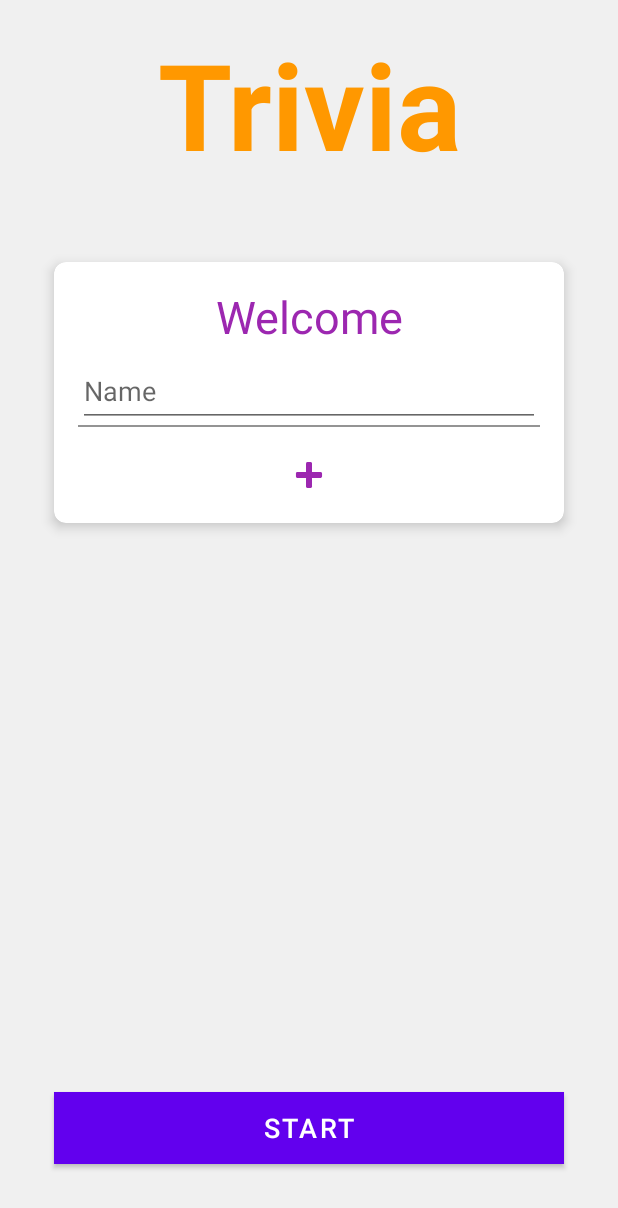
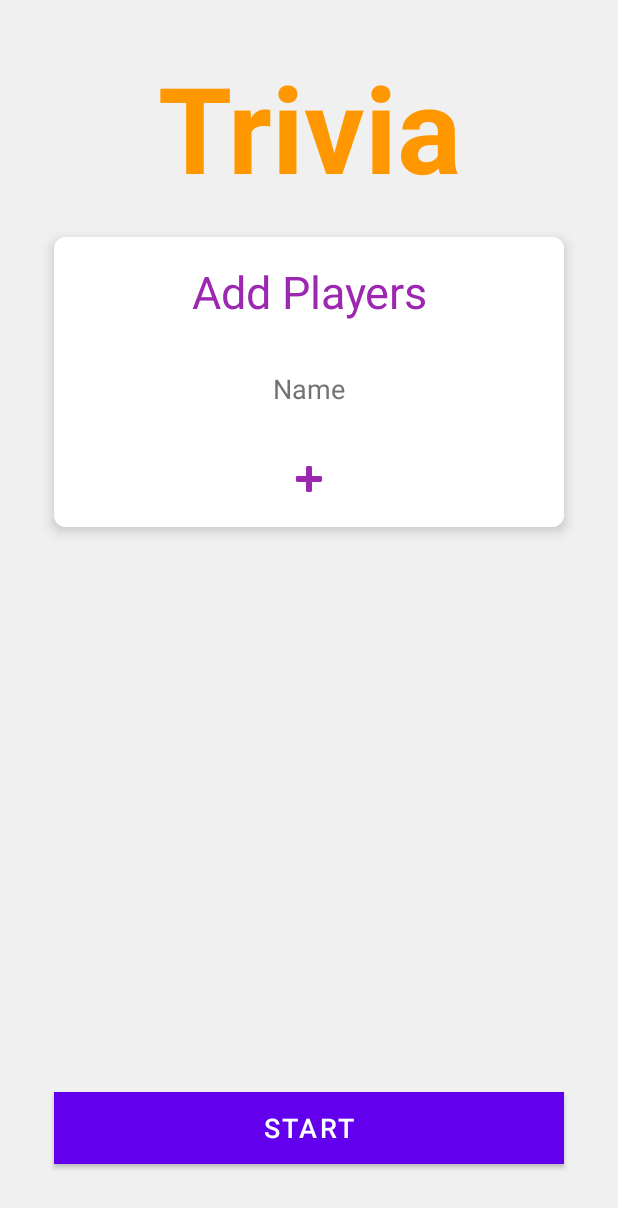
Before and after one commit to ZenoTsT/Progetto-Dispositivi-Mobili, an Android app: the screen it shows after launch (MainActivity), after a tap on an icon or button, on a phone screen of 412 x 824 dp. Shown: the top 1208 px of the screen. Run offline under Robolectric (Android 15) with nearby library versions, the phone set to English and light mode, and no system bars.

Commit message:
Interfaccia iniziale v1.0 completata

```diff
--- a/app/src/main/java/com/example/trivia/MainActivity.kt
+++ b/app/src/main/java/com/example/trivia/MainActivity.kt
@@ -1,17 +1,16 @@
 package com.example.trivia
 
 import android.os.Bundle
-import android.widget.EditText
+import android.view.LayoutInflater
 import android.widget.ImageButton
 import android.widget.LinearLayout
 import android.widget.Toast
 import androidx.appcompat.app.AppCompatActivity
-import com.google.android.material.textfield.TextInputLayout
 
 class MainActivity : AppCompatActivity() {
     private lateinit var playersContainer: LinearLayout
-    private var playerCount = 1
-    private val MAX_PLAYERS = 8 // Sostituisci con il numero massimo di giocatori che desideri
+    private var playerCount = 0
+    private val MAX_PLAYERS = 8 // Substitute with the maximum number of players you want
 
     override fun onCreate(savedInstanceState: Bundle?) {
         super.onCreate(savedInstanceState)
@@ -27,21 +26,8 @@ class MainActivity : AppCompatActivity() {
 
     private fun addPlayerField() {
         if (playerCount < MAX_PLAYERS) {
-            val newPlayerInput = TextInputLayout(this).apply {
-                layoutParams = LinearLayout.LayoutParams(
-                    LinearLayout.LayoutParams.MATCH_PARENT,
-                    LinearLayout.LayoutParams.WRAP_CONTENT
-                )
-            }
-
-            val newPlayerEditText = EditText(this).apply {
-                hint = "Name"
-                setTextColor(resources.getColor(R.color.dark_gray_text, null))
-                setHintTextColor(resources.getColor(R.color.medium_gray, null))
-            }
-
-            newPlayerInput.addView(newPlayerEditText)
-            playersContainer.addView(newPlayerInput)
+            val playerView = LayoutInflater.from(this).inflate(R.layout.player_name_input, playersContainer, false)
+            playersContainer.addView(playerView)
             playerCount++
         } else {
             Toast.makeText(this, "Maximum number of players reached", Toast.LENGTH_SHORT).show()
--- a/app/src/main/res/layout/activity_main.xml
+++ b/app/src/main/res/layout/activity_main.xml
@@ -13,7 +13,8 @@
         android:id="@+id/textView"
         android:layout_width="match_parent"
         android:layout_height="wrap_content"
-        android:layout_marginBottom="32dp"
+        android:layout_marginTop="15dp"
+        android:layout_marginBottom="0dp"
         android:text="Trivia"
         android:textAlignment="center"
         android:textColor="@color/vivid_orange"
@@ -41,6 +42,7 @@
                 app:cardElevation="5dp">
 
                 <LinearLayout
+                    android:background="@color/pure_white"
                     android:layout_width="match_parent"
                     android:layout_height="wrap_content"
                     android:orientation="vertical"
@@ -49,7 +51,7 @@
                     <TextView
                         android:layout_width="match_parent"
                         android:layout_height="wrap_content"
-                        android:text="Welcome"
+                        android:text="Add Players"
                         android:textAlignment="center"
                         android:textColor="@color/dark_purple"
                         android:textSize="30sp" />
@@ -60,7 +62,6 @@
                         android:layout_height="wrap_content"
                         android:orientation="vertical"
                         android:layout_marginTop="8dp">
-                        <!-- Player name EditTexts will be added here dynamically -->
                     </LinearLayout>
 
                     <ImageButton
--- /dev/null
+++ b/app/src/main/res/layout/player_name_input.xml
@@ -0,0 +1,12 @@
+<?xml version="1.0" encoding="utf-8"?>
+<EditText xmlns:android="http://schemas.android.com/apk/res/android"
+    android:id="@+id/edittext_player_name"
+    android:layout_width="match_parent"
+    android:layout_height="wrap_content"
+    android:textAlignment="center"
+    android:layout_marginTop="8dp"
+    android:background="@color/pure_white"
+    android:hint="Name"
+    android:textColorHint="@color/medium_gray"
+    android:inputType="textPersonName"
+    android:padding="16dp"/>
```
